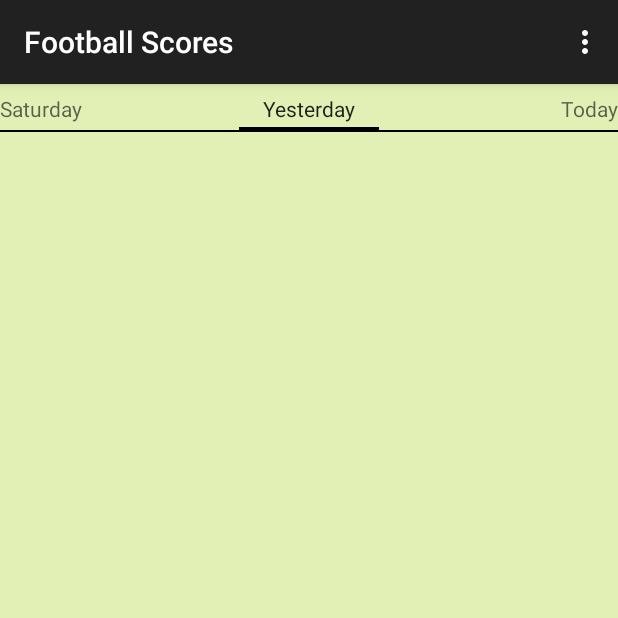
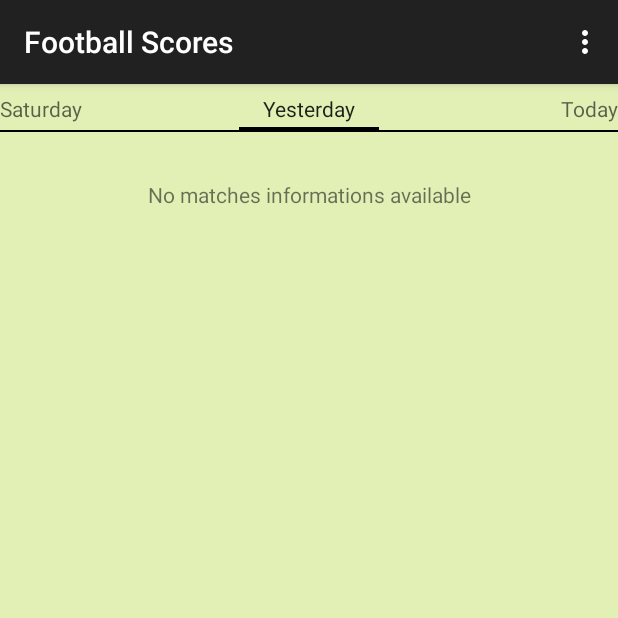
Before and after one commit to giolaq/SuperDuo, an Android app: the screen it shows after launch (MainActivity), after a tap on "Yesterday", on a phone screen of 412 x 824 dp, the top half of it. Run offline under Robolectric (Android 15) with nearby library versions, the phone set to English and light mode, and no system bars; 4 statements that could not run were skipped.

Commit message:
Integration Point Server: Save response status in a shared preferences and retrieve to show the user more infos on empty view

```diff
--- a/app/build.gradle
+++ b/app/build.gradle
@@ -22,6 +22,7 @@ android {
 dependencies {
     compile fileTree(dir: 'libs', include: ['*.jar'])
     compile 'com.android.support:appcompat-v7:23.0.1'
+    compile 'com.android.support:support-annotations:22.2.0'
     compile 'com.android.support:design:23.0.1'
 
 }
--- a/app/src/main/AndroidManifest.xml
+++ b/app/src/main/AndroidManifest.xml
@@ -5,6 +5,8 @@
     <uses-permission
         android:name="android.permission.INTERNET"
         android:maxSdkVersion="22" />
+
+    <uses-permission android:name="android.permission.ACCESS_NETWORK_STATE" />
 
     <application
         android:allowBackup="true"
--- a/app/src/main/java/barqsoft/footballscores/MainScreenFragment.java
+++ b/app/src/main/java/barqsoft/footballscores/MainScreenFragment.java
@@ -1,8 +1,10 @@
 package barqsoft.footballscores;
 
 import android.content.Intent;
+import android.content.SharedPreferences;
 import android.database.Cursor;
 import android.os.Bundle;
+import android.preference.PreferenceManager;
 import android.support.v4.app.Fragment;
 import android.support.v4.app.LoaderManager;
 import android.support.v4.content.CursorLoader;
@@ -12,13 +14,14 @@ import android.view.View;
 import android.view.ViewGroup;
 import android.widget.AdapterView;
 import android.widget.ListView;
+import android.widget.TextView;
 
 import barqsoft.footballscores.service.MyFetchService;
 
 /**
  * A placeholder fragment containing a simple view.
  */
-public class MainScreenFragment extends Fragment implements LoaderManager.LoaderCallbacks<Cursor>
+public class MainScreenFragment extends Fragment implements LoaderManager.LoaderCallbacks<Cursor>, SharedPreferences.OnSharedPreferenceChangeListener
 {
     public scoresAdapter mAdapter;
     public static final int SCORES_LOADER = 0;
@@ -28,6 +31,21 @@ public class MainScreenFragment extends Fragment implements LoaderManager.Loader
     public MainScreenFragment()
     {
     }
+
+    @Override
+    public void onResume() {
+        SharedPreferences sp = PreferenceManager.getDefaultSharedPreferences(getActivity());
+        sp.registerOnSharedPreferenceChangeListener(this);
+        super.onResume();
+    }
+
+    @Override
+    public void onPause() {
+        SharedPreferences sp = PreferenceManager.getDefaultSharedPreferences(getActivity());
+        sp.unregisterOnSharedPreferenceChangeListener(this);
+        super.onPause();
+    }
+
 
     private void update_scores()
     {
@@ -44,6 +62,11 @@ public class MainScreenFragment extends Fragment implements LoaderManager.Loader
         update_scores();
         View rootView = inflater.inflate(R.layout.fragment_main, container, false);
         final ListView score_list = (ListView) rootView.findViewById(R.id.scores_list);
+
+        //Empty view to display no matches
+        View emptyView = rootView.findViewById(R.id.matches_empty);
+        score_list.setEmptyView(emptyView);
+
         mAdapter = new scoresAdapter(getActivity(),null,0);
         score_list.setAdapter(mAdapter);
         getLoaderManager().initLoader(SCORES_LOADER,null,this);
@@ -100,5 +123,41 @@ public class MainScreenFragment extends Fragment implements LoaderManager.Loader
         mAdapter.swapCursor(null);
     }
 
+    /*
+          Updates the empty list view with contextually relevant information that the user can
+          use to determine why they aren't seeing weather.
+       */
+    private void updateEmptyView() {
+        if ( mAdapter.getCount() == 0 ) {
+            TextView tv = (TextView) getView().findViewById(R.id.matches_empty);
+            if ( null != tv ) {
+                // if cursor is empty, why? do we have an invalid location
+                int message = R.string.empty_matches_list;
+                @MyFetchService.MatchesStatus int matchesStatus = Utilities.getMatchesStatus(getActivity());
+                switch (matchesStatus) {
+                    case MyFetchService.MATCHES_STATUS_SERVER_DOWN:
+                        message = R.string.empty_matches_list_server_down;
+                        break;
+                    case MyFetchService.MATCHES_STATUS_SERVER_INVALID:
+                        message = R.string.empty_matches_list_server_error;
+                        break;
+                    case MyFetchService.MATCHES_STATUS_INVALID:
+                        message = R.string.empty_matches_list_invalid_location;
+                        break;
+                    default:
+                        if (!Utilities.isNetworkAvailable(getActivity())) {
+                            message = R.string.empty_matches_list_no_network;
+                        }
+                }
+                tv.setText(message);
+            }
+        }
+    }
 
+    @Override
+    public void onSharedPreferenceChanged(SharedPreferences sharedPreferences, String key) {
+        if (key.equals(getString(R.string.pref_matches_status_key))) {
+            updateEmptyView();
+        }
+    }
 }
--- a/app/src/main/res/layout/fragment_main.xml
+++ b/app/src/main/res/layout/fragment_main.xml
@@ -1,5 +1,6 @@
 <FrameLayout xmlns:android="http://schemas.android.com/apk/res/android"
     xmlns:tools="http://schemas.android.com/tools" android:layout_width="match_parent"
+    xmlns:app="http://schemas.android.com/apk/res-auto"
     android:layout_height="match_parent" android:paddingLeft="@dimen/activity_horizontal_margin"
     android:paddingStart="@dimen/activity_horizontal_margin"
     android:layout_marginLeft="@dimen/list_horizonal_matgin"
@@ -18,4 +19,19 @@
             android:divider="@android:color/transparent"
             android:dividerHeight="15sp"
             />
+    <!-- empty list -->
+    <TextView
+        android:id="@+id/matches_empty"
+        android:layout_width="match_parent"
+        android:layout_height="match_parent"
+        app:layout_anchor="@+id/scores_list"
+        app:layout_anchorGravity="fill"
+        android:gravity="center_horizontal"
+        android:paddingBottom="@dimen/activity_vertical_margin"
+        android:paddingEnd="@dimen/activity_horizontal_margin"
+        android:paddingLeft="@dimen/activity_horizontal_margin"
+        android:paddingRight="@dimen/activity_horizontal_margin"
+        android:paddingStart="@dimen/activity_horizontal_margin"
+        android:paddingTop="@dimen/activity_vertical_margin"
+        android:text="@string/empty_matches_list" />
 </FrameLayout>
--- a/app/src/main/res/values/strings.xml
+++ b/app/src/main/res/values/strings.xml
@@ -48,5 +48,14 @@
     <string name="final_match">Final</string>
     <string name="matchday_x">"Matchday : "</string>
     <string name="goals_separator">" - "</string>
+    <string name="pref_matches_status_key">matches-status</string>
+
+
+    <!-- Empty Weather Database -->
+    <string name="empty_matches_list">No matches informations available</string>
+    <string name="empty_matches_list_no_network">No matches information available. The network is not available to fetch matches data.</string>
+    <string name="empty_matches_list_server_down">No matches information available. The server is not returning data.</string>
+    <string name="empty_matches_list_server_error">No matches information available. The server is not returning valid data. Please check for an updated version of FootballScores.</string>
+    matches<string name="empty_matches_list_invalid_location">No weather information available. The league in settings is not recognized by the matches server.</string>
 
 </resources>
```
Also changed, not shown: app/src/main/java/barqsoft/footballscores/Utilities.java (+37 -0 lines), app/src/main/java/barqsoft/footballscores/service/myFetchService.java (+90 -66 lines).
